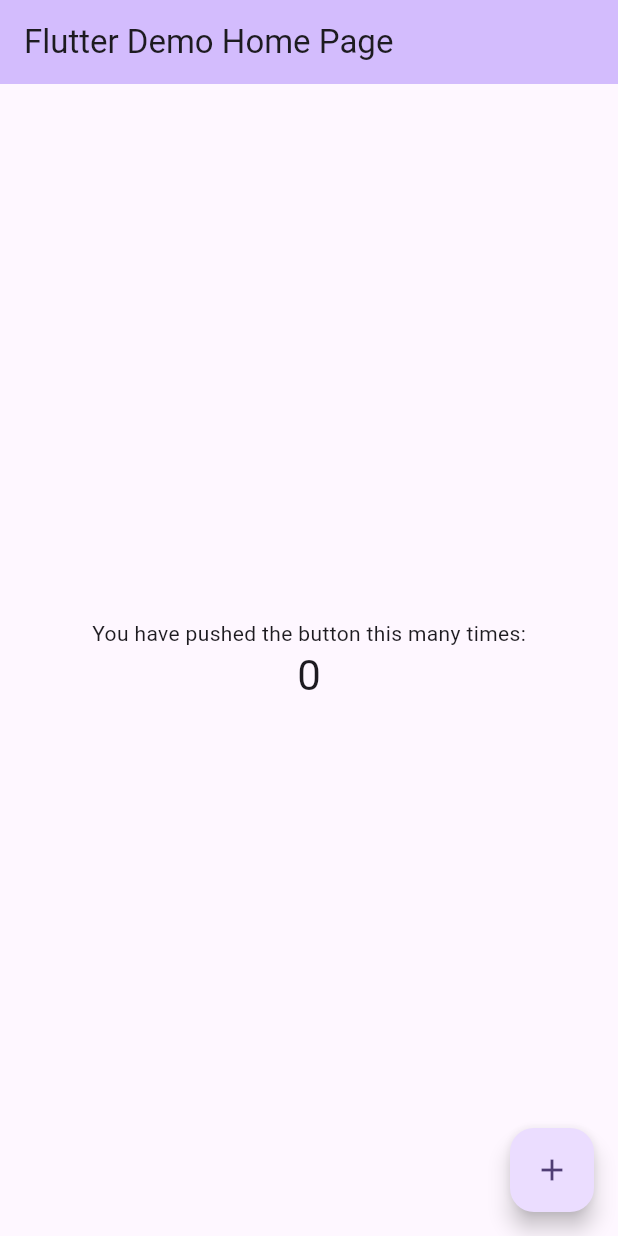
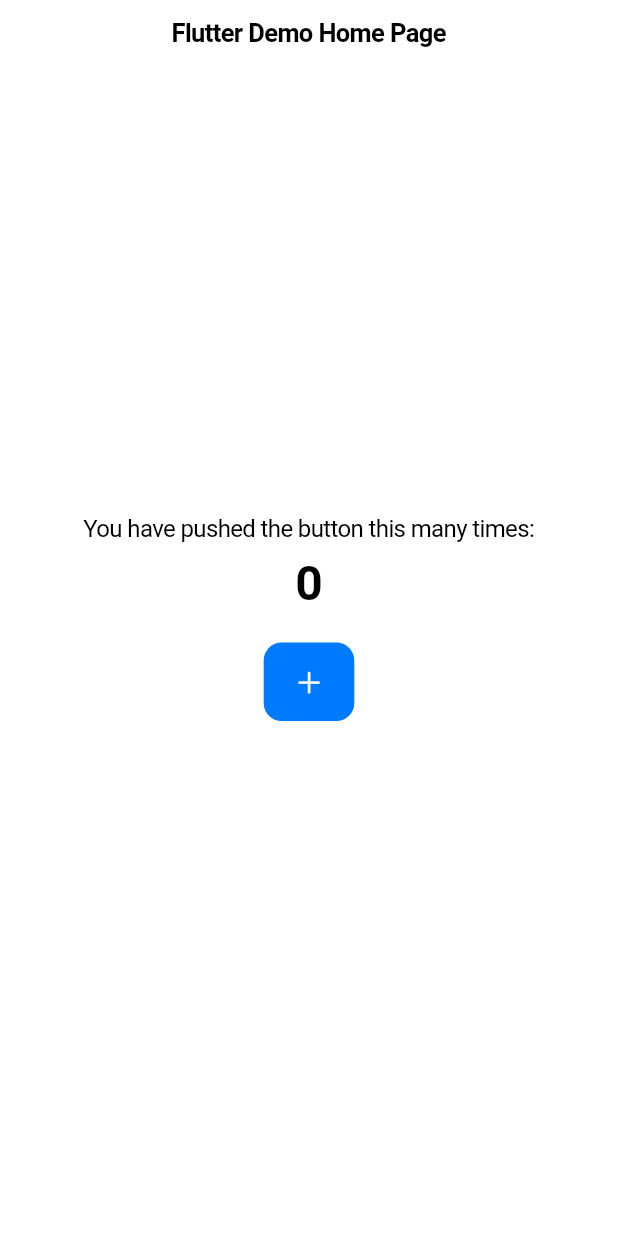
Before and after one commit to cbtpro/action_in_flutter, a Flutter app: the screen it shows after launch, on a phone screen of 412 x 824 dp. Run offline on Flutter 3.47's test engine with Material 3 defaults, Android fonts, the phone set to English and light mode, and no system bars.

Commit message:
feat: 拆分计数器组件

```diff
--- a/lib/main.dart
+++ b/lib/main.dart
@@ -1,4 +1,5 @@
-import 'package:flutter/material.dart';
+import 'package:action_in_flutter/presentation/common/counter_widget.dart';
+import 'package:flutter/cupertino.dart';
 
 void main() {
   runApp(const MyApp());
@@ -7,116 +8,30 @@ void main() {
 class MyApp extends StatelessWidget {
   const MyApp({super.key});
 
-  // This widget is the root of your application.
   @override
   Widget build(BuildContext context) {
-    return MaterialApp(
+    return const CupertinoApp(
       title: 'Flutter Demo',
-      theme: ThemeData(
-        // This is the theme of your application.
-        //
-        // TRY THIS: Try running your application with "flutter run". You'll see
-        // the application has a purple toolbar. Then, without quitting the app,
-        // try changing the seedColor in the colorScheme below to Colors.green
-        // and then invoke "hot reload" (save your changes or press the "hot
-        // reload" button in a Flutter-supported IDE, or press "r" if you used
-        // the command line to start the app).
-        //
-        // Notice that the counter didn't reset back to zero; the application
-        // state is not lost during the reload. To reset the state, use hot
-        // restart instead.
-        //
-        // This works for code too, not just values: Most code changes can be
-        // tested with just a hot reload.
-        colorScheme: ColorScheme.fromSeed(seedColor: Colors.deepPurple),
-      ),
-      home: const MyHomePage(title: 'Flutter Demo Home Page'),
+      home: MyHomePage(title: 'Flutter Demo Home Page'),
+      debugShowCheckedModeBanner: false,
     );
   }
 }
 
-class MyHomePage extends StatefulWidget {
+class MyHomePage extends StatelessWidget {
   const MyHomePage({super.key, required this.title});
-
-  // This widget is the home page of your application. It is stateful, meaning
-  // that it has a State object (defined below) that contains fields that affect
-  // how it looks.
-
-  // This class is the configuration for the state. It holds the values (in this
-  // case the title) provided by the parent (in this case the App widget) and
-  // used by the build method of the State. Fields in a Widget subclass are
-  // always marked "final".
 
   final String title;
 
   @override
-  State<MyHomePage> createState() => _MyHomePageState();
-}
-
-class _MyHomePageState extends State<MyHomePage> {
-  int _counter = 0;
-
-  void _incrementCounter() {
-    setState(() {
-      // This call to setState tells the Flutter framework that something has
-      // changed in this State, which causes it to rerun the build method below
-      // so that the display can reflect the updated values. If we changed
-      // _counter without calling setState(), then the build method would not be
-      // called again, and so nothing would appear to happen.
-      _counter++;
-    });
-  }
-
-  @override
   Widget build(BuildContext context) {
-    // This method is rerun every time setState is called, for instance as done
-    // by the _incrementCounter method above.
-    //
-    // The Flutter framework has been optimized to make rerunning build methods
-    // fast, so that you can just rebuild anything that needs updating rather
-    // than having to individually change instances of widgets.
-    return Scaffold(
-      appBar: AppBar(
-        // TRY THIS: Try changing the color here to a specific color (to
-        // Colors.amber, perhaps?) and trigger a hot reload to see the AppBar
-        // change color while the other colors stay the same.
-        backgroundColor: Theme.of(context).colorScheme.inversePrimary,
-        // Here we take the value from the MyHomePage object that was created by
-        // the App.build method, and use it to set our appbar title.
-        title: Text(widget.title),
+    return CupertinoPageScaffold(
+      navigationBar: CupertinoNavigationBar(
+        middle: Text(title),
       ),
-      body: Center(
-        // Center is a layout widget. It takes a single child and positions it
-        // in the middle of the parent.
-        child: Column(
-          // Column is also a layout widget. It takes a list of children and
-          // arranges them vertically. By default, it sizes itself to fit its
-          // children horizontally, and tries to be as tall as its parent.
-          //
-          // Column has various properties to control how it sizes itself and
-          // how it positions its children. Here we use mainAxisAlignment to
-          // center the children vertically; the main axis here is the vertical
-          // axis because Columns are vertical (the cross axis would be
-          // horizontal).
-          //
-          // TRY THIS: Invoke "debug painting" (choose the "Toggle Debug Paint"
-          // action in the IDE, or press "p" in the console), to see the
-          // wireframe for each widget.
-          mainAxisAlignment: MainAxisAlignment.center,
-          children: <Widget>[
-            const Text('You have pushed the button this many times:'),
-            Text(
-              '$_counter',
-              style: Theme.of(context).textTheme.headlineMedium,
-            ),
-          ],
-        ),
+      child: const Center(
+        child: CounterWidget(),
       ),
-      floatingActionButton: FloatingActionButton(
-        onPressed: _incrementCounter,
-        tooltip: 'Increment',
-        child: const Icon(Icons.add),
-      ), // This trailing comma makes auto-formatting nicer for build methods.
     );
   }
 }
--- /dev/null
+++ b/lib/presentation/common/counter_widget.dart
@@ -0,0 +1,43 @@
+import 'package:flutter/cupertino.dart';
+
+class CounterWidget extends StatefulWidget {
+  const CounterWidget({super.key});
+
+  @override
+  State<CounterWidget> createState() => _CounterWidgetState();
+}
+
+class _CounterWidgetState extends State<CounterWidget> {
+  int _counter = 0;
+
+  void _incrementCounter() {
+    setState(() {
+      _counter++;
+    });
+  }
+
+  @override
+  Widget build(BuildContext context) {
+    return Center(
+      child: Column(
+        mainAxisAlignment: MainAxisAlignment.center,
+        children: <Widget>[
+          const Text(
+            'You have pushed the button this many times:',
+            style: TextStyle(fontSize: 16),
+          ),
+          const SizedBox(height: 8),
+          Text(
+            '$_counter',
+            style: const TextStyle(fontSize: 32, fontWeight: FontWeight.bold),
+          ),
+          const SizedBox(height: 20),
+          CupertinoButton.filled(
+            onPressed: _incrementCounter,
+            child: const Icon(CupertinoIcons.add),
+          ),
+        ],
+      ),
+    );
+  }
+}
```
Also changed, not shown: 1 other file.
